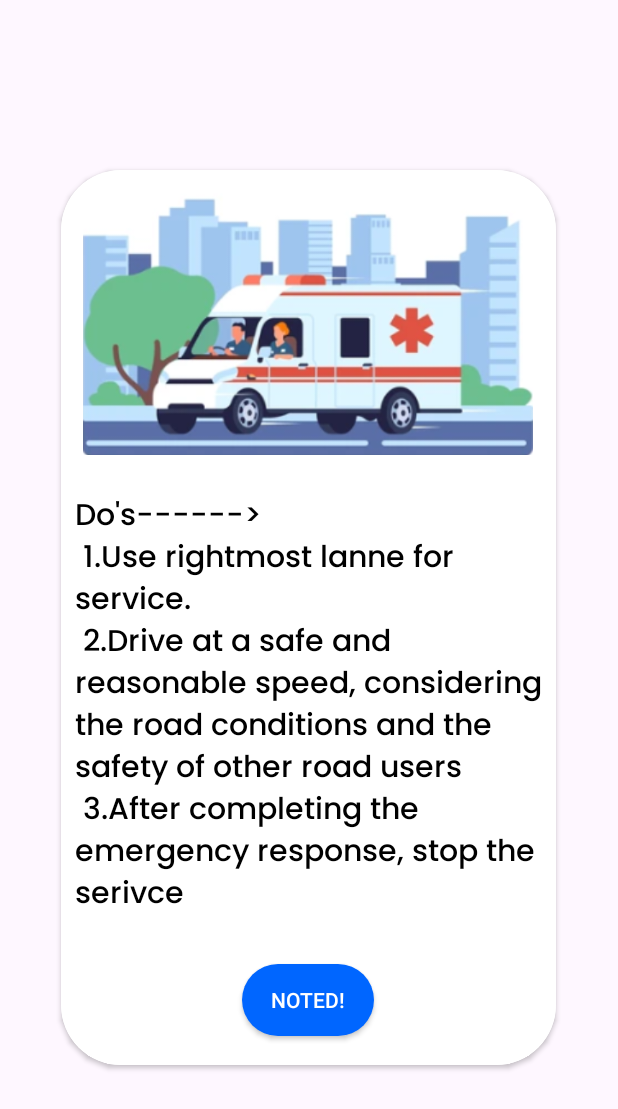
After one commit to devansh-dek/AlertifyApp, an Android app: the layout infoboxes.xml on its own in the app's theme, with its tools: preview values and no code run, on a phone screen of 412 x 824 dp. The commit adds this screen. Shown: the top 1109 px of the screen. Run offline under Robolectric (Android 15) with nearby library versions, the phone set to English and light mode, and no system bars.

Commit message:
commit 11 infobox added

```diff
--- /dev/null
+++ b/app/src/main/res/drawable/baseline_account_box_24.xml
@@ -0,0 +1,5 @@
+<vector android:height="24dp" android:tint="#000001"
+    android:viewportHeight="24" android:viewportWidth="24"
+    android:width="24dp" xmlns:android="http://schemas.android.com/apk/res/android">
+    <path android:fillColor="@android:color/white" android:pathData="M19,3H5C3.9,3 3,3.9 3,5v14c0,1.1 0.9,2 2,2h14c1.1,0 2,-0.9 2,-2V5C21,3.9 20.1,3 19,3zM12,6c1.93,0 3.5,1.57 3.5,3.5c0,1.93 -1.57,3.5 -3.5,3.5s-3.5,-1.57 -3.5,-3.5C8.5,7.57 10.07,6 12,6zM19,19H5v-0.23c0,-0.62 0.28,-1.2 0.76,-1.58C7.47,15.82 9.64,15 12,15s4.53,0.82 6.24,2.19c0.48,0.38 0.76,0.97 0.76,1.58V19z"/>
+</vector>
--- a/app/src/main/res/layout/activity_user.xml
+++ b/app/src/main/res/layout/activity_user.xml
@@ -59,8 +59,8 @@
                 android:background="@drawable/btngrey"
                 android:layout_gravity="center"
                 android:layout_margin="16dp"
-                android:textStyle="bold"
-                android:text="Stop Sharing Location "
+            android:textStyle="bold"
+            android:text="Stop Sharing Location "
                 app:cornerRadius="20dp" />
         </LinearLayout>
     </FrameLayout>
--- /dev/null
+++ b/app/src/main/res/layout/infoboxes.xml
@@ -0,0 +1,58 @@
+<?xml version="1.0" encoding="utf-8"?>
+
+<androidx.cardview.widget.CardView
+    xmlns:android="http://schemas.android.com/apk/res/android"
+    xmlns:app="http://schemas.android.com/apk/res-auto"
+    xmlns:tools="http://schemas.android.com/tools"
+    android:layout_width="330dp"
+    android:layout_height="wrap_content"
+    android:elevation="40dp"
+    app:cardCornerRadius="40dp"
+    android:layout_gravity="center"
+    tools:ignore="MissingDefaultResource">
+
+    <LinearLayout
+        android:layout_width="match_parent"
+        android:layout_height="match_parent"
+        android:background="@color/white"
+        android:orientation="vertical"
+        >
+
+
+        <ImageView
+            android:layout_width="300dp"
+            android:layout_height="wrap_content"
+            android:src="@drawable/imgthree"
+            android:layout_gravity="center"
+
+
+            ></ImageView>
+        <TextView
+            android:layout_width="wrap_content"
+            android:layout_height="wrap_content"
+            android:layout_margin="9dp"
+            android:fontFamily="@font/poppinsmedium"
+            android:text="Do's------> \n 1.Use rightmost lanne for service. \n 2.Drive at a safe and reasonable speed, considering the road conditions and the safety of other road users\n 3.After completing the emergency response, stop the serivce  "
+            android:textSize="20dp"
+            android:textColor="@color/black"
+            android:layout_gravity="center"
+
+            ></TextView>
+        <androidx.appcompat.widget.AppCompatButton
+            android:id="@+id/btn1"
+            android:layout_width="wrap_content"
+            android:layout_height="wrap_content"
+            android:text="Noted!"
+            android:layout_margin="19dp"
+            android:textColor="@color/white"
+            android:background="@drawable/buttonblue"
+            android:layout_gravity="center"
+            ></androidx.appcompat.widget.AppCompatButton>
+
+
+    </LinearLayout>
+
+
+
+
+</androidx.cardview.widget.CardView>
```
Also changed, not shown: app/src/main/java/com/example/alertify/locationaccess/EmergencyRegister.kt (added, +71 -0 lines), app/src/main/res/layout/activity_emergency_register.xml (added, +125 -0 lines).
